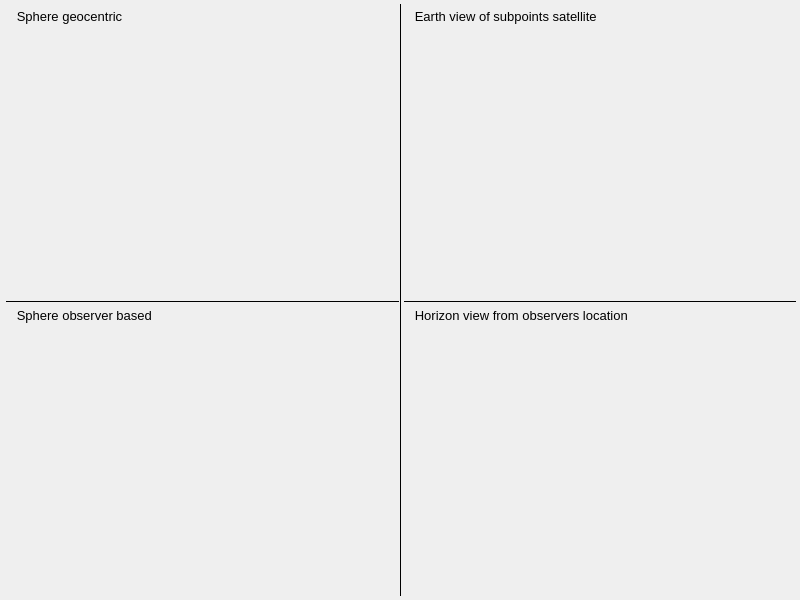
Qt form mw4/gui/widgets/satellite.ui (mworion/MountWizzard4) before a commit.
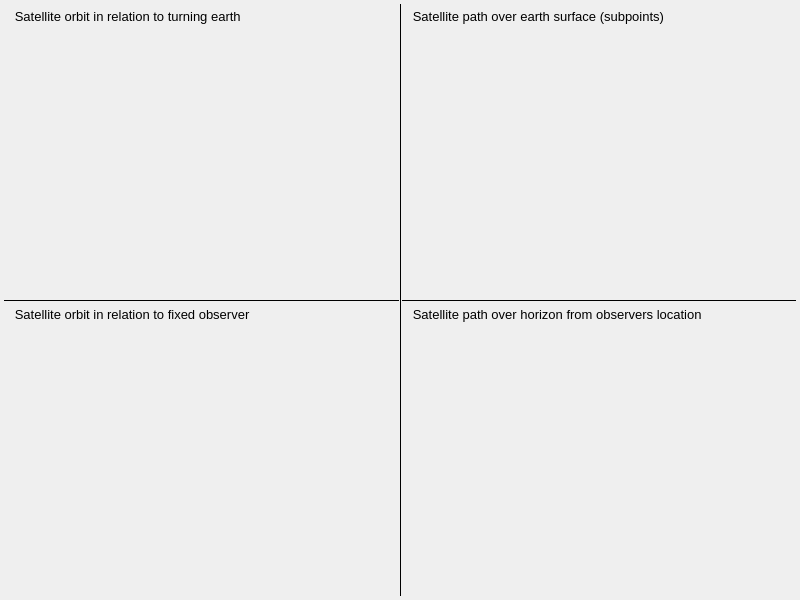
The same form after that commit.

What changed in the file:
```diff
--- a/mw4/gui/widgets/satellite.ui
+++ b/mw4/gui/widgets/satellite.ui
@@ -84,20 +84,20 @@
      <item>
       <layout class="QVBoxLayout" name="verticalLayout_2" stretch="0,0,0,0,0">
        <property name="spacing">
-        <number>2</number>
+        <number>0</number>
        </property>
        <property name="leftMargin">
-        <number>2</number>
+        <number>0</number>
        </property>
        <property name="topMargin">
-        <number>2</number>
+        <number>0</number>
        </property>
        <item>
         <widget class="QLabel" name="label_3">
          <property name="maximumSize">
           <size>
            <width>16777215</width>
-           <height>20</height>
+           <height>25</height>
           </size>
          </property>
          <property name="font">
@@ -106,7 +106,7 @@
           </font>
          </property>
          <property name="text">
-          <string>   Sphere geocentric </string>
+          <string>   Satellite orbit in relation to turning earth</string>
          </property>
         </widget>
        </item>
@@ -131,7 +131,7 @@
          <property name="maximumSize">
           <size>
            <width>16777215</width>
-           <height>20</height>
+           <height>25</height>
           </size>
          </property>
          <property name="font">
@@ -140,7 +140,7 @@
           </font>
          </property>
          <property name="text">
-          <string>   Sphere observer based</string>
+          <string>   Satellite orbit in relation to fixed observer</string>
          </property>
         </widget>
        </item>
@@ -165,13 +165,13 @@
      <item>
       <layout class="QVBoxLayout" name="verticalLayout_3">
        <property name="spacing">
-        <number>2</number>
+        <number>0</number>
        </property>
        <property name="leftMargin">
-        <number>2</number>
+        <number>0</number>
        </property>
        <property name="topMargin">
-        <number>2</number>
+        <number>0</number>
        </property>
        <property name="rightMargin">
         <number>0</number>
@@ -184,7 +184,7 @@
          <property name="maximumSize">
           <size>
            <width>16777215</width>
-           <height>20</height>
+           <height>25</height>
           </size>
          </property>
          <property name="font">
@@ -193,7 +193,7 @@
           </font>
          </property>
          <property name="text">
-          <string>   Earth view of subpoints satellite</string>
+          <string>   Satellite path over earth surface (subpoints)</string>
          </property>
         </widget>
        </item>
@@ -218,7 +218,7 @@
          <property name="maximumSize">
           <size>
            <width>16777215</width>
-           <height>20</height>
+           <height>25</height>
           </size>
          </property>
          <property name="font">
@@ -227,7 +227,7 @@
           </font>
          </property>
          <property name="text">
-          <string>   Horizon view from observers location</string>
+          <string>   Satellite path over horizon from observers location</string>
          </property>
         </widget>
        </item>
```
